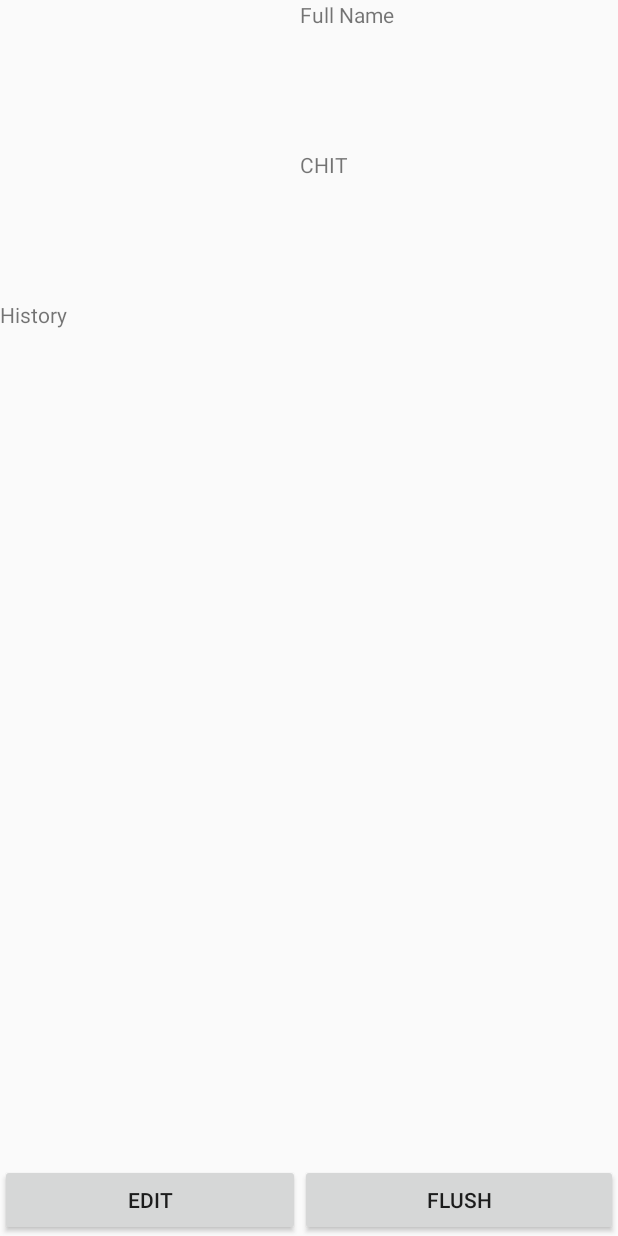
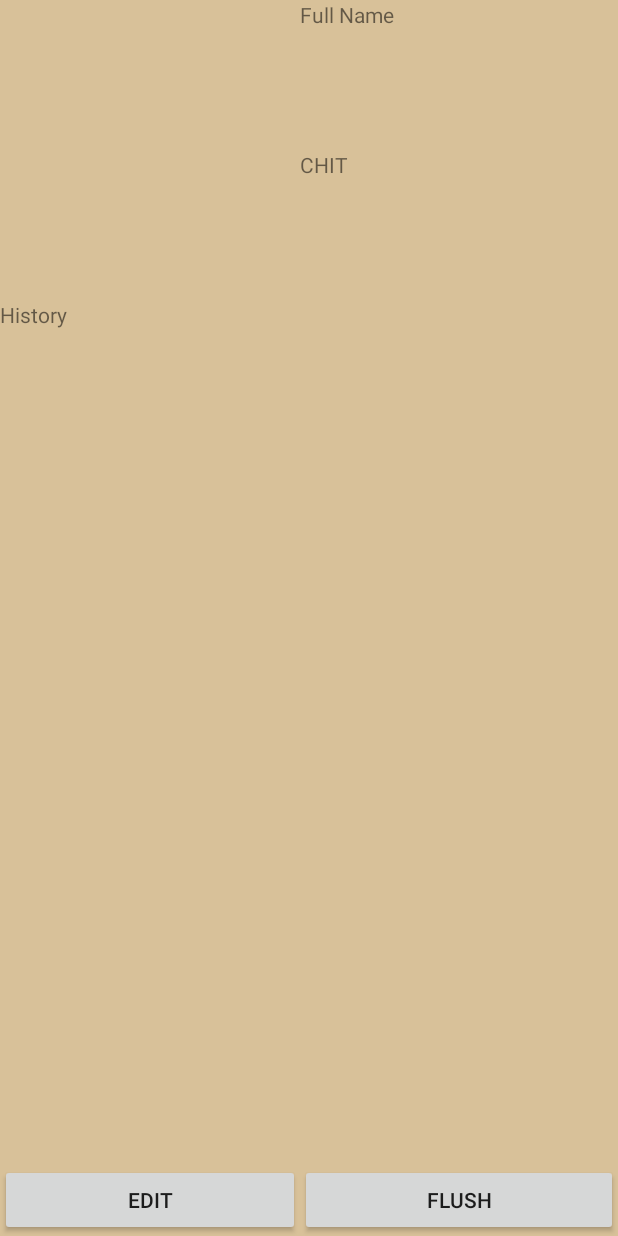
Before and after one commit to StickInTheWind/Chit-List, an Android app: the layout activity_friend_info.xml on its own in the app's theme, with its tools: preview values and no code run, on a phone screen of 412 x 824 dp. Run offline under Robolectric (Android 15) with nearby library versions, the light colour scheme and no system bars.

Commit message:
New layout on friends and friends info

```diff
--- a/app/src/main/AndroidManifest.xml
+++ b/app/src/main/AndroidManifest.xml
@@ -16,6 +16,7 @@
         android:icon="@mipmap/ic_launcher"
         android:label="@string/app_name"
         android:theme="@style/AppTheme" >
+
         <activity
             android:name=".HomePage"
             android:label="@string/app_name" >
--- a/app/src/main/res/layout/activity_friend_info.xml
+++ b/app/src/main/res/layout/activity_friend_info.xml
@@ -1,6 +1,6 @@
 <?xml version="1.0" encoding="utf-8"?>
 <RelativeLayout xmlns:android="http://schemas.android.com/apk/res/android"
-    android:orientation="vertical" android:layout_width="match_parent"
+    android:orientation="vertical" android:layout_width="match_parent"  android:background="#d8c199"
     android:layout_height="match_parent" >
 
     <ImageView
@@ -15,7 +15,8 @@
         android:id="@+id/textView"
         android:layout_alignParentTop="true"
         android:layout_alignParentEnd="true"
-        android:layout_toEndOf="@+id/imageView2" />
+        android:layout_toEndOf="@+id/imageView2"
+        android:layout_gravity="center" />
 
     <TextView
         android:layout_width="wrap_content"
@@ -33,21 +34,20 @@
         android:id="@+id/button5"
         android:layout_alignParentBottom="true"
         android:layout_alignParentStart="true"
-        android:layout_toStartOf="@+id/textView2"
-        android:layout_alignTop="@+id/button6" />
+        android:layout_alignEnd="@+id/textView6" />
 
     <Button
         android:layout_width="wrap_content"
         android:layout_height="wrap_content"
         android:text="Flush"
         android:id="@+id/button6"
-        android:layout_alignParentBottom="true"
+        android:layout_below="@+id/listView2"
         android:layout_alignParentEnd="true"
         android:layout_toEndOf="@+id/button5" />
 
     <TextView
         android:layout_width="wrap_content"
-        android:layout_height="50dp"
+        android:layout_height="25dp"
         android:text="History"
         android:id="@+id/textView6"
         android:layout_below="@+id/imageView2"
--- a/app/src/main/res/values/styles.xml
+++ b/app/src/main/res/values/styles.xml
@@ -8,18 +8,18 @@
     <style name="FullscreenTheme" parent="android:Theme.NoTitleBar">
         <item name="android:windowContentOverlay">@null</item>
         <item name="android:windowBackground">@null</item>
-        <item name="metaButtonBarStyle">@style/ButtonBar</item>
+        <!-- <item name="metaButtonBarStyle">@style/ButtonBar</item> -->
         <item name="metaButtonBarButtonStyle">@style/ButtonBarButton</item>
     </style>
 
-    <!-- Backward-compatible version of ?android:attr/buttonBarStyle -->
+    <!-- Backward-compatible version of ?android:attr/buttonBarStyle
     <style name="ButtonBar">
         <item name="android:paddingLeft">2dp</item>
         <item name="android:paddingTop">5dp</item>
         <item name="android:paddingRight">2dp</item>
         <item name="android:paddingBottom">0dp</item>
         <item name="android:background">@android:drawable/bottom_bar</item>
-    </style>
+    </style> -->
 
     <!-- Backward-compatible version of ?android:attr/buttonBarButtonStyle -->
     <style name="ButtonBarButton" />
```
Also changed, not shown: app/src/main/java/com/parsons/iou/FriendsTab.java (+16 -0 lines), app/src/main/res/layout/activity_friends_tab.xml (+20 -17 lines), 1 other file.
